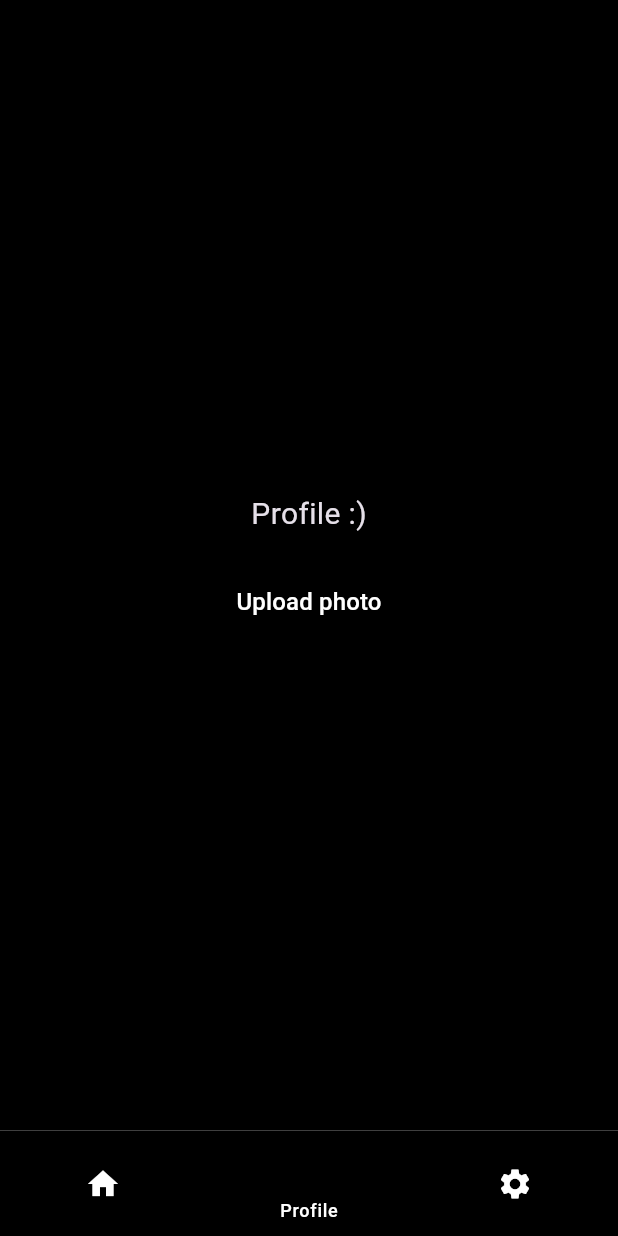
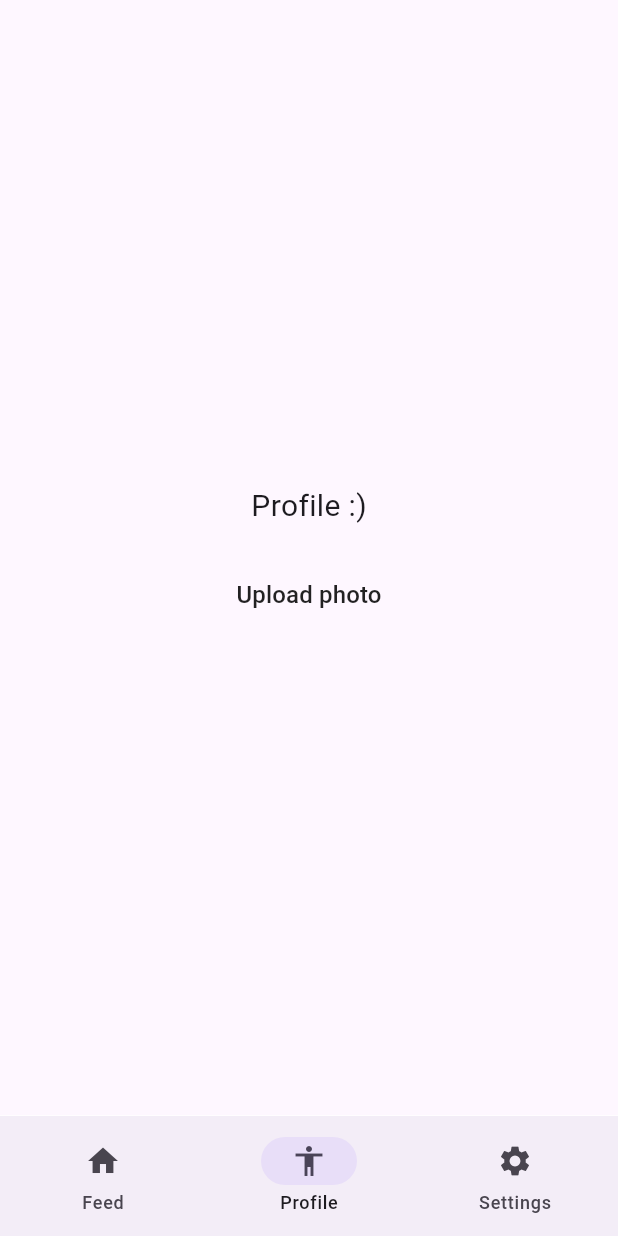
Before and after one commit to Marija97/Ash-Flutter-Mobile-App, a Flutter app: the screen it shows after launch, item 2 of the bottom bar chosen, on a phone screen of 412 x 824 dp. Run offline on Flutter 3.47's test engine with Material 3 defaults, Android fonts, the phone set to English and light mode, and no system bars; our stand-ins replace flutter_svg, lottie; generated files the repository leaves out were written again; statements that could not run were skipped.

Commit message:
Light theme initial setup

```diff
--- a/lib/main.dart
+++ b/lib/main.dart
@@ -13,7 +13,7 @@ class AshApp extends StatelessWidget {
     return MaterialApp(
       title: 'Ash',
       debugShowCheckedModeBanner: false,
-      theme: AshTheme.dark().data,
+      theme: AshTheme.light().data,
       home: AshRouter.initialPage,
     );
   }
--- a/lib/pages/home/home_page.dart
+++ b/lib/pages/home/home_page.dart
@@ -28,13 +28,14 @@ class _HomePageState extends State<HomePage> {
         decoration: BoxDecoration(
           border: Border(
             // Todo: fetch AshTheme object and read navigationBarDividerColor
-            top: BorderSide(color: AshColors.dividerDark, width: .5),
+            top: BorderSide(color: Colors.white, width: .5),
           ),
         ),
         child: NavigationBar(
           destinations: destinations,
           selectedIndex: currentIndex,
           onDestinationSelected: _onDestinationSelected,
+          animationDuration: Duration.zero,
         ),
       ),
       body: AshRouter.homeNavigationBarItems[currentIndex].page,
```
